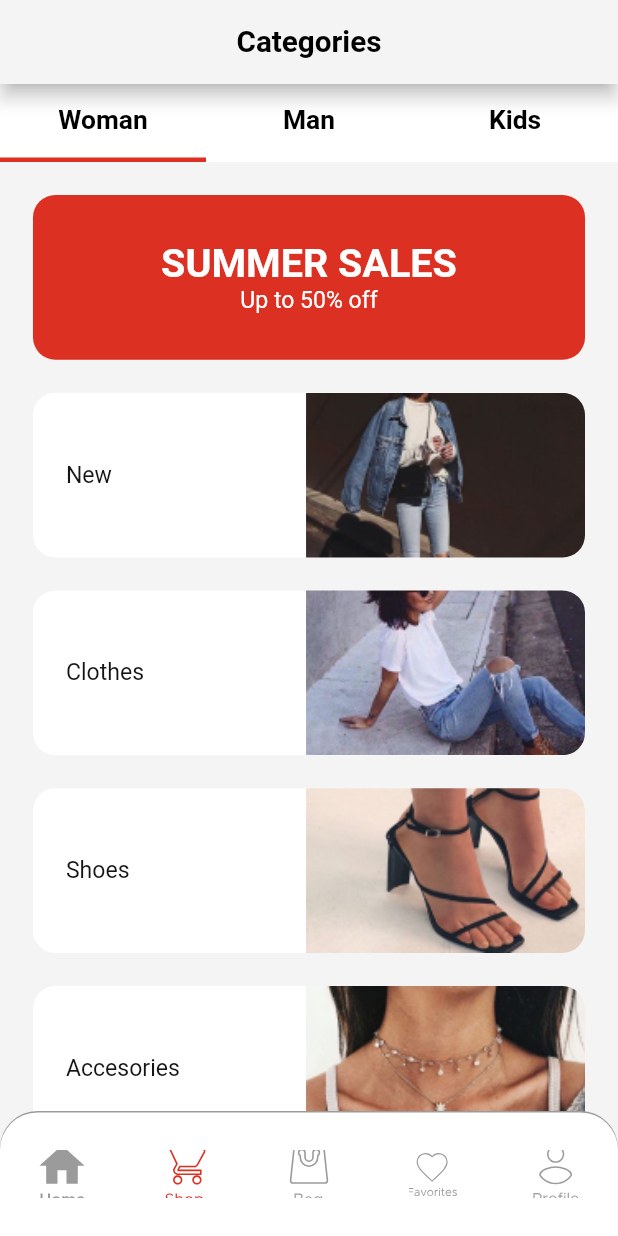
After one commit to troqphuc147/e_commerce_ui, a Flutter app: the ShopScreen screen opened directly, on a phone screen of 412 x 824 dp. The commit adds this screen. Run offline on Flutter 3.47's test engine with Material 2 defaults, Android fonts, the phone set to English and light mode, and no system bars; our stand-ins replace flutter_rating_bar, flutter_svg; Roboto replaces fonts that are missing (Metropolis).

Commit message:
create shop screen

```diff
--- /dev/null
+++ b/lib/components/category_cart.dart
@@ -0,0 +1,54 @@
+import 'package:e_commerce_ui/components/like_button.dart';
+import 'package:e_commerce_ui/models/category.dart';
+import 'package:e_commerce_ui/size_config.dart';
+import 'package:flutter/material.dart';
+
+class CategoryCart extends StatefulWidget {
+  final Category category;
+  const CategoryCart({Key? key, required this.category}) : super(key: key);
+
+  @override
+  _CategoryCartState createState() => _CategoryCartState();
+}
+
+class _CategoryCartState extends State<CategoryCart> {
+  @override
+  Widget build(BuildContext context) {
+    return SafeArea(
+      child: Container(
+        margin: EdgeInsets.only(top: getProportionateScreenWidth(20)),
+        height: getProportionateScreenWidth(100),
+        width: double.infinity,
+        padding: EdgeInsets.only(left: getProportionateScreenWidth(20)),
+        decoration: BoxDecoration(
+          borderRadius: BorderRadius.circular(15),
+          color: Colors.white,
+        ),
+        child: Row(
+          mainAxisAlignment: MainAxisAlignment.spaceBetween,
+          children: [
+            Text(
+              widget.category.category,
+              style: TextStyle(fontSize: getProportionateScreenWidth(14)),
+            ),
+            Container(
+              width: SizeConfig.screenWidth / 2 - 20,
+              height: getProportionateScreenWidth(100),
+              decoration: BoxDecoration(
+                image: DecorationImage(
+                  image: AssetImage(
+                    widget.category.images,
+                  ),
+                  fit: BoxFit.cover,
+                ),
+                borderRadius: const BorderRadius.only(
+                    topRight: Radius.circular(15),
+                    bottomRight: Radius.circular(15)),
+              ),
+            )
+          ],
+        ),
+      ),
+    );
+  }
+}
--- a/lib/components/custom_bottom_nav__bar.dart
+++ b/lib/components/custom_bottom_nav__bar.dart
@@ -1,4 +1,6 @@
 import 'package:e_commerce_ui/constants.dart';
+import 'package:e_commerce_ui/screens/home/home_screen.dart';
+import 'package:e_commerce_ui/screens/shop/shop_screen.dart';
 import 'package:e_commerce_ui/size_config.dart';
 import 'package:flutter/material.dart';
 import 'package:flutter_svg/flutter_svg.dart';
@@ -32,25 +34,35 @@ class CustomBottomNavBar extends StatelessWidget {
               mainAxisSize: MainAxisSize.max,
               children: [
                 IconButton(
-                onPressed: () {},
+                    onPressed: () {
+                      Navigator.pushReplacement(
+                          context,
+                          MaterialPageRoute(
+                              builder: (context) => const HomeScreen()));
+                    },
                     icon: SvgPicture.asset(
                       "assets/icons/home.svg",
                       color: MenuState.home == selectedMenuState
                           ? kPrimaryColor
                           : kPrimarySecondColor,
-                  height: SizeConfig.screenHeight*0.052,
-                  width: SizeConfig.screenWidth*0.08,
+                      height: SizeConfig.screenHeight * 0.052,
+                      width: SizeConfig.screenWidth * 0.08,
                       fit: BoxFit.cover,
                     )),
                 IconButton(
-                onPressed: () {},
+                    onPressed: () {
+                      Navigator.pushReplacement(
+                          context,
+                          MaterialPageRoute(
+                              builder: (context) => const ShopScreen()));
+                    },
                     icon: SvgPicture.asset(
                       "assets/icons/shop.svg",
                       color: MenuState.shop == selectedMenuState
                           ? kPrimaryColor
                           : kPrimarySecondColor,
-                  height: SizeConfig.screenHeight*0.052,
-                  width: SizeConfig.screenWidth*0.08,
+                      height: SizeConfig.screenHeight * 0.052,
+                      width: SizeConfig.screenWidth * 0.08,
                       fit: BoxFit.cover,
                     )),
                 IconButton(
@@ -60,8 +72,8 @@ class CustomBottomNavBar extends StatelessWidget {
                       color: MenuState.bag == selectedMenuState
                           ? kPrimaryColor
                           : kPrimarySecondColor,
-                  height: SizeConfig.screenHeight*0.052,
-                  width: SizeConfig.screenWidth*0.08,
+                      height: SizeConfig.screenHeight * 0.052,
+                      width: SizeConfig.screenWidth * 0.08,
                       fit: BoxFit.cover,
                     )),
                 IconButton(
@@ -71,8 +83,8 @@ class CustomBottomNavBar extends StatelessWidget {
                       color: MenuState.favorite == selectedMenuState
                           ? kPrimaryColor
                           : kPrimarySecondColor,
-                  height: SizeConfig.screenHeight*0.052,
-                  width: SizeConfig.screenWidth*0.112,
+                      height: SizeConfig.screenHeight * 0.052,
+                      width: SizeConfig.screenWidth * 0.112,
                       fit: BoxFit.cover,
                     )),
                 IconButton(
@@ -82,8 +94,8 @@ class CustomBottomNavBar extends StatelessWidget {
                       color: MenuState.profile == selectedMenuState
                           ? kPrimaryColor
                           : kPrimarySecondColor,
-                  height: SizeConfig.screenHeight*0.052,
-                  width: SizeConfig.screenWidth*0.08,
+                      height: SizeConfig.screenHeight * 0.052,
+                      width: SizeConfig.screenWidth * 0.08,
                       fit: BoxFit.cover,
                     )),
               ],
--- /dev/null
+++ b/lib/components/like_button.dart
@@ -0,0 +1,41 @@
+import 'package:e_commerce_ui/constants.dart';
+import 'package:e_commerce_ui/size_config.dart';
+import 'package:flutter/material.dart';
+import 'package:flutter_svg/flutter_svg.dart';
+
+class LikeButton extends StatefulWidget {
+  const LikeButton({Key? key}) : super(key: key);
+
+  @override
+  _LikeButtonState createState() => _LikeButtonState();
+}
+
+class _LikeButtonState extends State<LikeButton> {
+  bool like = false;
+  @override
+  Widget build(BuildContext context) {
+    return Container(
+      height: getProportionateScreenWidth(36),
+      width: getProportionateScreenWidth(36),
+      decoration: BoxDecoration(
+        borderRadius: BorderRadius.circular(50),
+      ),
+      child: Center(
+        child: IconButton(
+            padding: EdgeInsets.zero,
+            onPressed: () {
+              setState(() {
+                like != like;
+              });
+            },
+            icon: SvgPicture.asset(
+              "assets/icons/heart.svg",
+              color: like ? kPrimaryColor : Colors.white,
+              fit: BoxFit.cover,
+              height: getProportionateScreenWidth(36),
+              width: getProportionateScreenWidth(36),
+            )),
+      ),
+    );
+  }
+}
--- a/lib/constants.dart
+++ b/lib/constants.dart
@@ -4,7 +4,7 @@ import 'package:flutter/material.dart';
 const kEmailNullError = "Email can't empty";
 const kPasswordNullError = "Password can't empty";
 const kPasswordSort = "Password must longer than 8 digits";
-const kPrimaryColor = Color(0xFFFD5A1E);
+const kPrimaryColor = Color(0xFFDB3022);
 const kPrimarySecondColor = Color(0xFF9B9B9B);
 const kPrimaryLightColor = Color(0xFFFFECDF);
 const kPrimaryGradientColor = LinearGradient(
--- /dev/null
+++ b/lib/models/category.dart
@@ -0,0 +1,12 @@
+import 'package:flutter/material.dart';
+class Category{
+  final String images;
+  final String category;
+  Category( this.images, this.category);
+}
+List<Category> listCategories = [
+  Category("assets/images/category1.png", "New"),
+  Category("assets/images/category2.png", "Clothes"),
+  Category("assets/images/category3.png", "Shoes"),
+  Category("assets/images/category4.png", "Accesories"),
+];
--- a/lib/screens/home/home_screen.dart
+++ b/lib/screens/home/home_screen.dart
@@ -2,14 +2,18 @@ import 'package:e_commerce_ui/components/custom_bottom_nav__bar.dart';
 import 'package:e_commerce_ui/enums.dart';
 import 'package:e_commerce_ui/screens/home/components/body.dart';
 import 'package:flutter/material.dart';
+
 class HomeScreen extends StatelessWidget {
   const HomeScreen({Key? key}) : super(key: key);
 
   @override
   Widget build(BuildContext context) {
-    return const Scaffold(
-      body: Body(),
-      bottomNavigationBar: CustomBottomNavBar(selectedMenuState: MenuState.home),
+    return const SafeArea(
+      child: Scaffold(
+        body: Body(),
+        bottomNavigationBar:
+            CustomBottomNavBar(selectedMenuState: MenuState.home),
+      ),
     );
   }
 }
--- /dev/null
+++ b/lib/screens/shop/components/body.dart
@@ -0,0 +1,75 @@
+import 'package:e_commerce_ui/models/category.dart';
+import 'package:e_commerce_ui/screens/shop/components/page_categories.dart';
+import 'package:flutter/material.dart';
+
+import '../../../constants.dart';
+import '../../../size_config.dart';
+
+class Body extends StatefulWidget {
+  const Body({Key? key}) : super(key: key);
+
+  @override
+  State<Body> createState() => _BodyState();
+}
+
+class _BodyState extends State<Body> with TickerProviderStateMixin {
+  late TabController tabController;
+  @override
+  void initState() {
+    // TODO: implement initState
+    tabController = TabController(length: 3, vsync: this);
+    super.initState();
+  }
+
+  @override
+  Widget build(BuildContext context) {
+    return SafeArea(
+      child: SingleChildScrollView(
+        child: Column(
+          children: [
+            Container(
+              color: const Color(0xffffffff),
+              child: TabBar(
+                  labelPadding: const EdgeInsets.symmetric(vertical: 14),
+                  indicatorColor: kPrimaryColor,
+                  controller: tabController,
+                  indicatorWeight: 3,
+                  tabs: [
+                    Text(
+                      "Woman",
+                      style: TextStyle(
+                          fontSize: getProportionateScreenWidth(16),
+                          fontWeight: FontWeight.w600,
+                          color: Colors.black),
+                    ),
+                    Text(
+                      "Man",
+                      style: TextStyle(
+                        fontSize: getProportionateScreenWidth(16),
+                        fontWeight: FontWeight.w600,
+                        color: Colors.black,
+                      ),
+                    ),
+                    Text(
+                      "Kids",
+                      style: TextStyle(
+                        fontSize: getProportionateScreenWidth(16),
+                        fontWeight: FontWeight.w600,
+                        color: Colors.black,
+                      ),
+                    ),
+                  ]),
+            ),
+            Padding(
+              padding: EdgeInsets.symmetric(
+                  horizontal: getProportionateScreenWidth(20)),
+              child: PageCategories(
+                listCategory: listCategories,
+              ),
+            ),
+          ],
+        ),
+      ),
+    );
+  }
+}
--- /dev/null
+++ b/lib/screens/shop/components/header.dart
@@ -0,0 +1,46 @@
+import 'package:e_commerce_ui/constants.dart';
+import 'package:flutter/material.dart';
+
+import '../../../size_config.dart';
+
+class Header extends StatefulWidget {
+  final String content;
+  final String subContent;
+  const Header({Key? key, required this.content, required this.subContent})
+      : super(key: key);
+  @override
+  _HeaderState createState() => _HeaderState();
+}
+
+class _HeaderState extends State<Header> {
+  @override
+  Widget build(BuildContext context) {
+    return Container(
+        height: getProportionateScreenWidth(100),
+        width: double.infinity,
+        decoration: BoxDecoration(
+          borderRadius: BorderRadius.circular(15),
+          color: kPrimaryColor,
+        ),
+        child: Column(
+          mainAxisAlignment: MainAxisAlignment.center,
+          children: [
+            Text(
+              widget.content,
+              style: TextStyle(
+                  color: Colors.white,
+                  fontWeight: FontWeight.w600,
+                  fontSize: getProportionateScreenWidth(24)),
+            ),
+            if (widget.subContent != "")
+              Text(
+                widget.subContent,
+                style: TextStyle(
+                  color: Colors.white,
+                  fontSize: getProportionateScreenWidth(14),
+                ),
+              ),
+          ],
+        ));
+  }
+}
--- /dev/null
+++ b/lib/screens/shop/components/page_categories.dart
@@ -0,0 +1,39 @@
+import 'package:e_commerce_ui/models/category.dart';
+import 'package:e_commerce_ui/screens/shop/components/header.dart';
+import 'package:e_commerce_ui/size_config.dart';
+import 'package:flutter/material.dart';
+import 'package:e_commerce_ui/components/category_cart.dart';
+
+class PageCategories extends StatefulWidget {
+  final List<Category> listCategory;
+  const PageCategories({Key? key, required this.listCategory})
+      : super(key: key);
+
+  @override
+  _PageCategoriesState createState() => _PageCategoriesState();
+}
+
+class _PageCategoriesState extends State<PageCategories> {
+  @override
+  Widget build(BuildContext context) {
+    return SafeArea(
+        child: SizedBox(
+      width: double.infinity,
+      child: SingleChildScrollView(
+        child: Column(
+          children: [
+            SizedBox(
+              height: getProportionateScreenWidth(20),
+            ),
+            const Header(content: "SUMMER SALES", subContent: "Up to 50% off"),
+            ...List.generate(widget.listCategory.length,
+                (index) => CategoryCart(category: widget.listCategory[index])),
+            SizedBox(
+              height: getProportionateScreenWidth(20),
+            )
+          ],
+        ),
+      ),
+    ));
+  }
+}
--- /dev/null
+++ b/lib/screens/shop/shop_screen.dart
@@ -0,0 +1,38 @@
+import 'package:e_commerce_ui/components/custom_bottom_nav__bar.dart';
+import 'package:e_commerce_ui/constants.dart';
+import 'package:e_commerce_ui/enums.dart';
+import 'package:e_commerce_ui/screens/shop/components/body.dart';
+import 'package:e_commerce_ui/size_config.dart';
+import 'package:flutter/material.dart';
+
+class ShopScreen extends StatefulWidget {
+  const ShopScreen({Key? key}) : super(key: key);
+
+  @override
+  State<ShopScreen> createState() => _ShopScreenState();
+}
+
+class _ShopScreenState extends State<ShopScreen> {
+  @override
+  Widget build(BuildContext context) {
+    return SafeArea(
+      child: Scaffold(
+        appBar: AppBar(
+          backgroundColor: const Color(0xfff5f4f4),
+          title: Text(
+            "Categories",
+            style: TextStyle(
+                color: Colors.black,
+                fontWeight: FontWeight.w600,
+                fontSize: getProportionateScreenWidth(18)),
+          ),
+          elevation: 5,
+        ),
+        body: const Body(),
+        bottomNavigationBar: const CustomBottomNavBar(
+          selectedMenuState: MenuState.shop,
+        ),
+      ),
+    );
+  }
+}
```
Also changed, not shown: assets/icons/heart.svg (added). Lines whose indentation alone changed are shown as unchanged.
